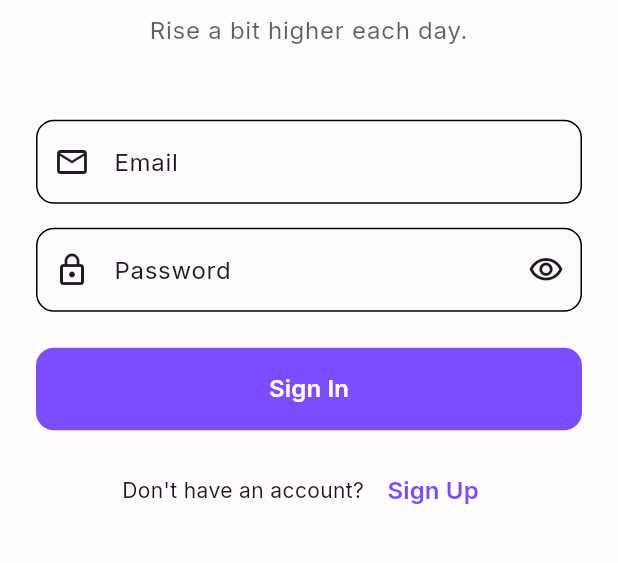
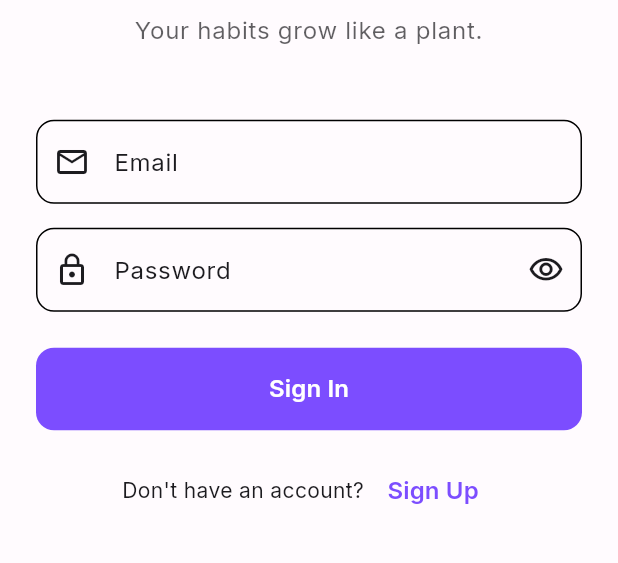
Before and after one commit to pinkeshmars/root_bound, a Flutter app: the screen it shows after launch, on a phone screen of 412 x 824 dp, the part 466-1029 px from its top. Run offline on Flutter 3.47's test engine with Material 3 defaults, Android fonts, the phone set to English and light mode, and no system bars; our stand-ins replace google_fonts, supabase_flutter; accounts and stored records are empty.

Commit message:
update login message

```diff
--- a/lib/screens/auth/login_page.dart
+++ b/lib/screens/auth/login_page.dart
@@ -85,7 +85,7 @@ class _LoginPageState extends State<LoginPage> {
                   const SizedBox(height: 8),
 
                   Text(
-                    'Rise a bit higher each day.',
+                    'Your habits grow like a plant.',
                     style: theme.textTheme.bodyLarge?.copyWith(
                       color: colorScheme.onSurface.withValues(alpha: 0.7),
                     ),
```
